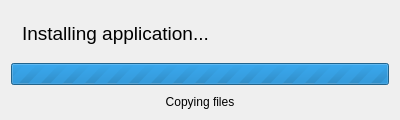
This is gui/install_progress.ui in batis-installer/batis as Qt 5 draws it before an edit. The edited form follows.
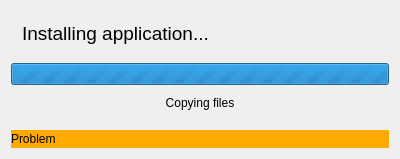
This is the edited form.

Commit message: Installation from GUI

Diff of the .ui file:
```diff
--- a/gui/install_progress.ui
+++ b/gui/install_progress.ui
@@ -7,7 +7,7 @@
     <x>0</x>
     <y>0</y>
     <width>400</width>
-    <height>120</height>
+    <height>159</height>
    </rect>
   </property>
   <property name="windowTitle">
@@ -72,6 +72,35 @@
      </property>
     </widget>
    </item>
+   <item>
+    <widget class="QDialogButtonBox" name="buttonBox">
+     <property name="enabled">
+      <bool>true</bool>
+     </property>
+     <property name="standardButtons">
+      <set>QDialogButtonBox::NoButton</set>
+     </property>
+     <property name="centerButtons">
+      <bool>false</bool>
+     </property>
+    </widget>
+   </item>
+   <item>
+    <widget class="QLabel" name="problem">
+     <property name="styleSheet">
+      <string notr="true">background-color: rgb(255, 170, 0);</string>
+     </property>
+     <property name="frameShape">
+      <enum>QFrame::NoFrame</enum>
+     </property>
+     <property name="text">
+      <string>Problem</string>
+     </property>
+     <property name="margin">
+      <number>4</number>
+     </property>
+    </widget>
+   </item>
   </layout>
  </widget>
  <resources/>
```
The commit also changes 3 other files.
